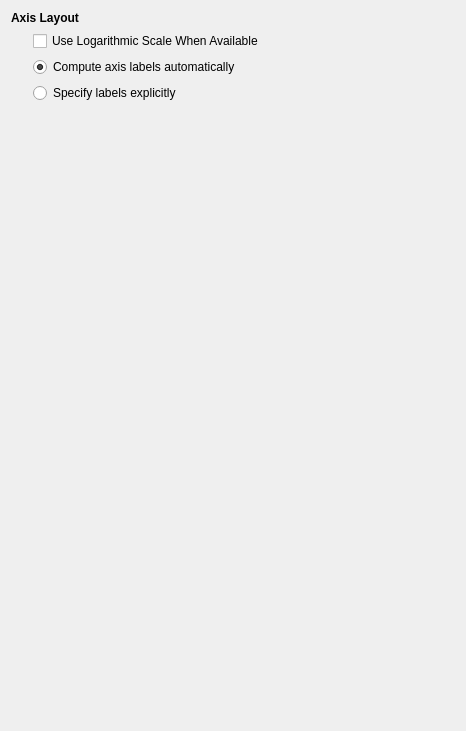
This is Qt/Components/Resources/UI/pqChartOptionsWidget.ui in Kitware/ParaView as Qt 5 draws it before an edit. The edited form follows.
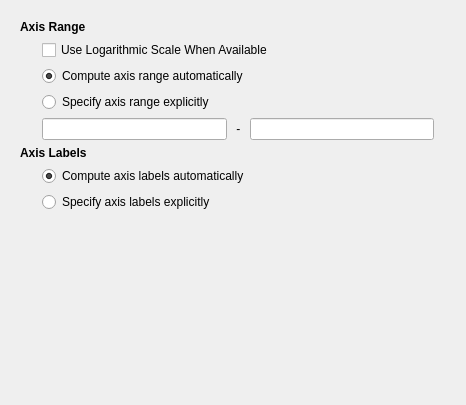
This is the edited form. The open tabs and pages were chosen to show the change. Custom widgets are drawn as their Qt base class.

Commit message: BUG #13818. Updating Axis Range mangement for charts.

Diff of the .ui file:
```diff
--- a/Qt/Components/Resources/UI/pqChartOptionsWidget.ui
+++ b/Qt/Components/Resources/UI/pqChartOptionsWidget.ui
@@ -7,7 +7,7 @@
     <x>0</x>
     <y>0</y>
     <width>466</width>
-    <height>731</height>
+    <height>405</height>
    </rect>
   </property>
   <property name="windowTitle">
@@ -710,13 +710,20 @@
      </widget>
      <widget class="QWidget" name="AxisLayout">
       <layout class="QGridLayout">
-       <property name="margin">
-        <number>0</number>
-       </property>
-       <property name="spacing">
-        <number>6</number>
-       </property>
-       <item row="1" column="0" rowspan="4">
+       <item row="2" column="0" colspan="2">
+        <widget class="QLabel" name="label_14">
+         <property name="font">
+          <font>
+           <weight>75</weight>
+           <bold>true</bold>
+          </font>
+         </property>
+         <property name="text">
+          <string>Axis Labels</string>
+         </property>
+        </widget>
+       </item>
+       <item row="3" column="0">
         <spacer>
          <property name="orientation">
           <enum>Qt::Horizontal</enum>
@@ -732,7 +739,46 @@
          </property>
         </spacer>
        </item>
-       <item row="4" column="1">
+       <item row="1" column="0">
+        <spacer name="horizontalSpacer">
+         <property name="orientation">
+          <enum>Qt::Horizontal</enum>
+         </property>
+         <property name="sizeType">
+          <enum>QSizePolicy::Fixed</enum>
+         </property>
+         <property name="sizeHint" stdset="0">
+          <size>
+           <width>16</width>
+           <height>20</height>
+          </size>
+         </property>
+        </spacer>
+       </item>
+       <item row="3" column="1" colspan="3">
+        <widget class="QRadioButton" name="ComputeLabelsAutomatically">
+         <property name="whatsThis">
+          <string>Check this option to let the chart choose the best axis labels.</string>
+         </property>
+         <property name="text">
+          <string>Compute axis labels automatically</string>
+         </property>
+         <property name="checked">
+          <bool>true</bool>
+         </property>
+        </widget>
+       </item>
+       <item row="4" column="1" colspan="2">
+        <widget class="QRadioButton" name="UseFixedLabels">
+         <property name="whatsThis">
+          <string>Check this option to specify each of the axis labels. This option gives you the most control.</string>
+         </property>
+         <property name="text">
+          <string>Specify axis labels explicitly</string>
+         </property>
+        </widget>
+       </item>
+       <item row="5" column="1" colspan="3">
         <widget class="QStackedWidget" name="AxisLayoutPages">
          <property name="sizePolicy">
           <sizepolicy hsizetype="Expanding" vsizetype="Expanding">
@@ -807,38 +853,8 @@
          </widget>
         </widget>
        </item>
-       <item row="2" column="1">
-        <widget class="QRadioButton" name="UseChartSelect">
-         <property name="whatsThis">
-          <string>Check this option to let the chart choose the best axis labels.</string>
-         </property>
-         <property name="text">
-          <string>Compute axis labels automatically</string>
-         </property>
-         <property name="checked">
-          <bool>true</bool>
-         </property>
-        </widget>
-       </item>
-       <item row="3" column="1">
-        <widget class="QRadioButton" name="UseFixedInterval">
-         <property name="whatsThis">
-          <string>Check this option to specify each of the axis labels. This option gives you the most control.</string>
-         </property>
-         <property name="text">
-          <string>Specify labels explicitly</string>
-         </property>
-        </widget>
-       </item>
-       <item row="1" column="1">
-        <widget class="QCheckBox" name="UseLogScale">
-         <property name="text">
-          <string>Use Logarithmic Scale When Available</string>
-         </property>
-        </widget>
-       </item>
        <item row="0" column="0" colspan="2">
-        <widget class="QLabel" name="label_14">
+        <widget class="QLabel" name="label_15">
          <property name="font">
           <font>
            <weight>75</weight>
@@ -846,10 +862,77 @@
           </font>
          </property>
          <property name="text">
-          <string>Axis Layout</string>
+          <string>Axis Range</string>
          </property>
         </widget>
        </item>
+       <item row="1" column="1">
+        <widget class="QWidget" name="widget_2" native="true">
+         <layout class="QVBoxLayout" name="verticalLayout_3">
+          <property name="margin">
+           <number>0</number>
+          </property>
+          <item>
+           <widget class="QCheckBox" name="UseLogScale">
+            <property name="text">
+             <string>Use Logarithmic Scale When Available</string>
+            </property>
+           </widget>
+          </item>
+          <item>
+           <widget class="QRadioButton" name="ComputeRangeAutomatically">
+            <property name="text">
+             <string>Compute axis range automatically</string>
+            </property>
+            <property name="checked">
+             <bool>true</bool>
+            </property>
+           </widget>
+          </item>
+          <item>
+           <widget class="QRadioButton" name="UseFixedRange">
+            <property name="text">
+             <string>Specify axis range explicitly</string>
+            </property>
+           </widget>
+          </item>
+          <item>
+           <widget class="QStackedWidget" name="AxisRangePages">
+            <property name="currentIndex">
+             <number>0</number>
+            </property>
+            <widget class="QWidget" name="BlankPage_2"/>
+            <widget class="QWidget" name="MinMaxPage">
+             <layout class="QGridLayout">
+              <property name="margin">
+               <number>0</number>
+              </property>
+              <item row="0" column="0">
+               <layout class="QHBoxLayout" name="horizontalLayout_2">
+                <item>
+                 <widget class="QLineEdit" name="RangeMin">
+                 </widget>
+                </item>
+                <item>
+                 <widget class="QLabel" name="label_16">
+                  <property name="text">
+                   <string> - </string>
+                  </property>
+                 </widget>
+                </item>
+                <item>
+                 <widget class="QLineEdit" name="RangeMax">
+                 </widget>
+                </item>
+               </layout>
+              </item>
+             </layout>
+            </widget>
+           </widget>
+          </item>
+         </layout>
+        </widget>
+       </item>
       </layout>
      </widget>
      <widget class="QWidget" name="AxisTitle">
```
Left out of the diff: 9 changed lines with no effect on the pictures. The commit also changes 9 other files.
